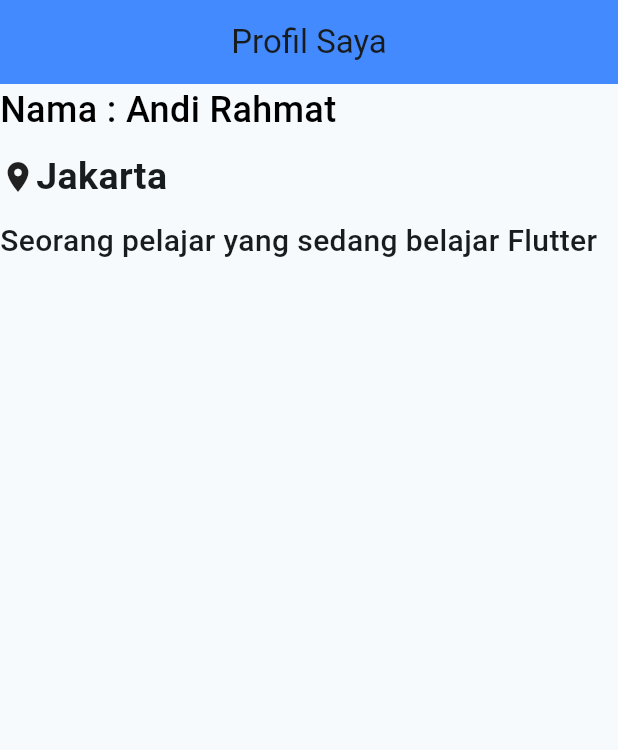
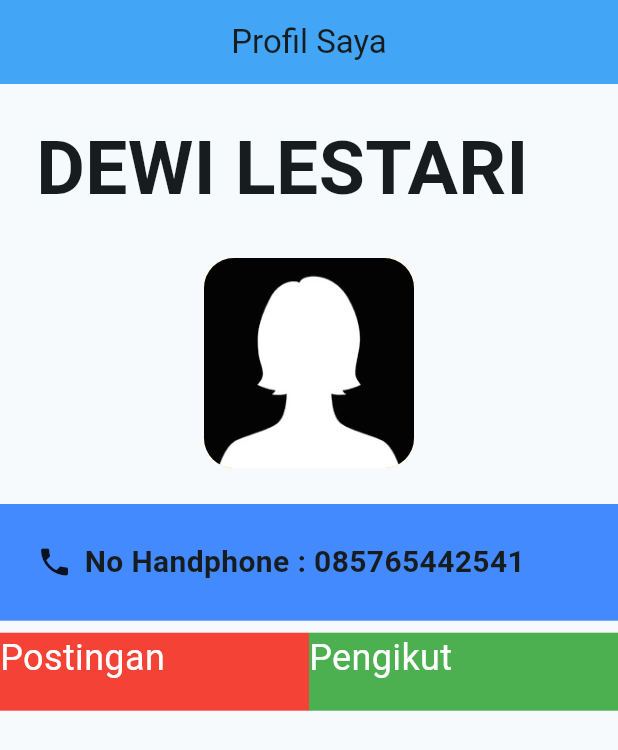
Before and after one commit to AnwarSeptian/ppkd_anwar, a Flutter app: the screen it shows after launch, on a phone screen of 412 x 824 dp. Shown: the top 750 px of the screen. Run offline on Flutter 3.47's test engine with Material 3 defaults, Android fonts, the phone set to English and light mode, and no system bars.

Commit message:
tugas2flutter

```diff
--- a/lib/main.dart
+++ b/lib/main.dart
@@ -1,4 +1,7 @@
 import 'package:flutter/material.dart';
+import 'package:ppkd_anwar/meet_2/meet_2.dart';
+import 'package:ppkd_anwar/meet_2/tugas_2_flutter.dart';
+import 'package:ppkd_anwar/my_home.dart';
 import 'tugas_1_flutter.dart';
 
 void main() {
@@ -17,7 +20,7 @@ class MyApp extends StatelessWidget {
       theme: ThemeData(
         colorScheme: ColorScheme.fromSeed(seedColor: Colors.blueGrey),
       ),
-      home: TugasSatu(),
+      home: TugasDua(),
     );
   }
 }
--- /dev/null
+++ b/lib/meet_2/tugas_2_flutter.dart
@@ -0,0 +1,102 @@
+import 'package:flutter/material.dart';
+
+class TugasDua extends StatelessWidget {
+  const TugasDua({super.key});
+
+  @override
+  Widget build(BuildContext context) {
+    return Scaffold(
+      appBar: AppBar(
+        backgroundColor: Colors.blue.shade400,
+        title: Text("Profil Saya"),
+        centerTitle: true,
+      ),
+      body: Column(
+        children: [
+          SizedBox(height: 20,),
+          Row(
+            children: [
+              Padding(
+                padding: const EdgeInsets.symmetric(horizontal:24),
+                child: Text(
+                "DEWI LESTARI ",
+                style: TextStyle(fontSize:50,  fontWeight: FontWeight.w700),
+                ),
+              ),
+
+
+            ],
+          ),
+          SizedBox(height: 24),
+          Column(
+                children: [
+                  Center(
+                    child: Container(
+                      height: 140,
+                      width: 140,
+                      decoration: BoxDecoration(
+                        color: Colors.amber,
+                        borderRadius: BorderRadius.circular(20),
+                        image: DecorationImage(image: AssetImage(
+                          "assets/images/fotoprofil.png"
+                        ))
+                      ),
+                    ),
+                  ),
+                ],
+              ),
+              SizedBox(height: 24),
+              Container(
+                padding: const EdgeInsets.all(24.4),
+
+                width: double.infinity,
+                decoration: BoxDecoration(
+                  color:Colors.blueAccent,
+                ),
+                child: Row(
+                  children: [
+                    Icon(Icons.phone),
+                    SizedBox(width: 8),
+                    Text.rich(
+                      TextSpan(
+                        text: "No Handphone : 085765442541",
+                        style: TextStyle(
+                          fontSize: 20,
+                          fontWeight: FontWeight.bold
+                        )
+                      )
+                    ),
+                  ],
+                ),
+
+                ),
+                SizedBox(height: 8),
+              Row(
+                children: [
+                  Expanded(
+                    flex: 2,
+                    child: Container(height: 52,color: Colors.red,
+                    child: Text("Postingan",
+                    style: TextStyle(fontSize: 24,color: Colors.white),
+                    ),
+                    ),
+
+                  ),
+                  Expanded(
+                    flex :2,
+                    child: Container(height: 52, color: Colors.green,
+                    child: Text("Pengikut",
+                    style: TextStyle(fontSize:24, color: Colors.white),
+                    )
+                  ),
+                  ),
+
+                ],
+
+                ),
+
+        ],
+      ),
+    );
+  }
+}
--- a/lib/tugas_1_flutter.dart
+++ b/lib/tugas_1_flutter.dart
@@ -9,6 +9,7 @@ class TugasSatu extends StatefulWidget {
 
 class _TugasSatuState extends State<TugasSatu> {
   @override
+
   Widget build(BuildContext context) {
     return Scaffold(
       appBar: AppBar(
@@ -20,7 +21,7 @@ class _TugasSatuState extends State<TugasSatu> {
         crossAxisAlignment: CrossAxisAlignment.start,
         children: [
           Text.rich(
-            TextSpan(
+            TextSpan  (
               text: "Nama : Andi Rahmat",
               style: TextStyle(
                 fontSize: 24,
@@ -29,17 +30,18 @@ class _TugasSatuState extends State<TugasSatu> {
               ),
             ),
           ),
-          SizedBox(height: 10),
+          SizedBox(height: 8),
           Row(
             children: [
               Icon(Icons.location_on),
               Text(
+
                 "Jakarta",
                 style: TextStyle(fontSize: 25, fontWeight: FontWeight.w700),
               ),
             ],
           ),
-          SizedBox(height: 10),
+          SizedBox(height: 8),
           Text(
             "Seorang pelajar yang sedang belajar Flutter",
             style: TextStyle(fontSize: 20, fontWeight: FontWeight.w500),
--- a/pubspec.yaml
+++ b/pubspec.yaml
@@ -59,10 +59,9 @@ flutter:
   uses-material-design: true
 
   # To add assets to your application, add an assets section, like this:
-  # assets:
-  #   - images/a_dot_burr.jpeg
+  assets:
+    - assets/images/
   #   - images/a_dot_ham.jpeg
-
   # An image asset can refer to one or more resolution-specific "variants", see
   # https://flutter.dev/to/resolution-aware-images
 
```
Also changed, not shown: lib/meet_2/meet_2.dart (added, +122 -0 lines), lib/my_home.dart (+40 -34 lines), assets/images/fotoprofil.png (added).
